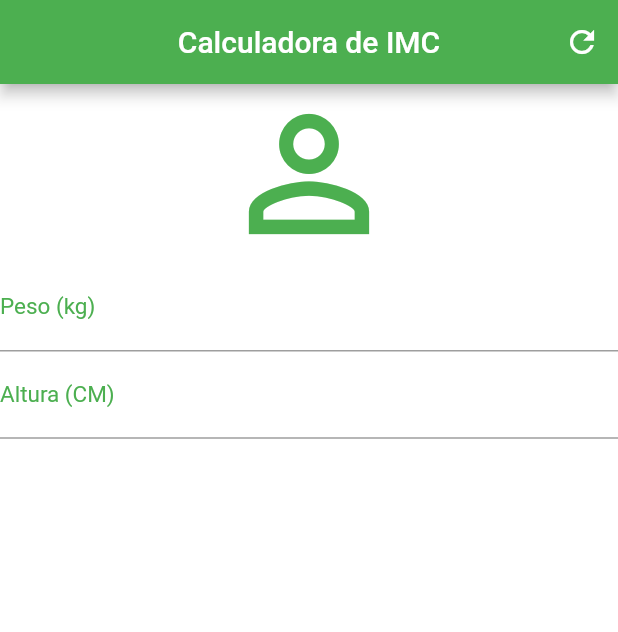
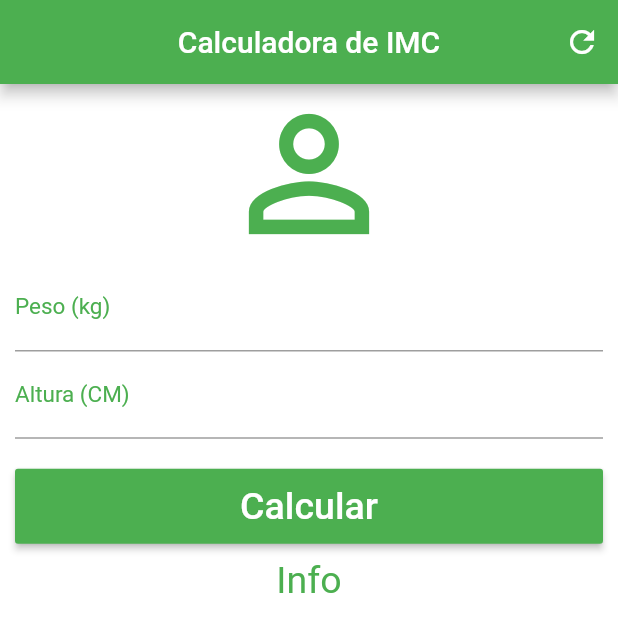
Before and after one commit to jacksonzacarias/calculadora_imc, a Flutter app: the screen it shows after launch, on a phone screen of 412 x 824 dp. Shown: the top 632 px of the screen. Run offline on Flutter 3.47's test engine with Material 2 defaults, Android fonts, the phone set to English and light mode, and no system bars.

```diff
--- a/lib/main.dart
+++ b/lib/main.dart
@@ -1,16 +1,12 @@
 import 'package:flutter/material.dart';
 
-
-
-void main (){
+void main() {
   runApp(MaterialApp(
     home: Home(),
   ));
 }
 
 class Home extends StatefulWidget {
-
-
   @override
   _HomeState createState() => _HomeState();
 }
@@ -20,39 +16,61 @@ class _HomeState extends State<Home> {
   Widget build(BuildContext context) {
     return Scaffold(
       appBar: AppBar(
-        title: const Text("Calculadora de IMC"),
+        title:const Text("Calculadora de IMC"),
         centerTitle: true,
         backgroundColor: Colors.green,
-        actions: <Widget> [
-          IconButton(icon: Icon(Icons.refresh),
-            onPressed: () {}, )
+        actions: <Widget>[
+          IconButton(
+            icon: Icon(Icons.refresh),
+            onPressed: () {},
+          )
         ],
       ),
       backgroundColor: Colors.white,
-      body: Column(
+      body: SingleChildScrollView(
+        padding: EdgeInsets.fromLTRB(10.0, 0.0, 10.0, 0.0),
+        child: Column(
         crossAxisAlignment: CrossAxisAlignment.stretch,
-        children: const <Widget>[
+        children:  <Widget>[
           Icon(Icons.person_outline, size: 120.0, color: Colors.green),
-          TextField(keyboardType: TextInputType.number,
-          decoration:  InputDecoration(
-            labelText: "Peso (kg)",
-            labelStyle: TextStyle(fontSize: 15.0, color: Colors.green)
+          TextField(
+            keyboardType: TextInputType.number,
+            decoration: InputDecoration(
+                labelText: "Peso (kg)",
+                labelStyle: TextStyle(fontSize: 15.0, color: Colors.green)),
+            textAlign: TextAlign.center,
+            style: TextStyle(
+              color: Colors.green,
+            ),
           ),
-          textAlign: TextAlign.center,
-          style: TextStyle(color: Colors.green,
+          TextField(
+            keyboardType: TextInputType.number,
+            decoration: InputDecoration(
+                labelText: "Altura (CM)",
+                labelStyle: TextStyle(fontSize: 15.0, color: Colors.green)),
+            textAlign: TextAlign.center,
+            style: TextStyle(color: Colors.green),
+          ),
+          Padding(padding: EdgeInsets.only(top: 20.0, bottom: 10.0),
+            child: Container(
+            height: 50.0,
+            //width: 70.0,
+            child: RaisedButton(
+              onPressed: () {},
+              child: const Text(
+                "Calcular",
+                style: TextStyle(color: Colors.white, fontSize: 25.0),
+              ),
+              color: Colors.green,
+            ),
           ),
           ),
-          TextField(keyboardType: TextInputType.number,
-          decoration:  InputDecoration(
-            labelText: "Altura (CM)",
-            labelStyle: TextStyle(fontSize: 15.0, color: Colors.green)
-          ),
+          const Text("Info",
           textAlign: TextAlign.center,
-          style: TextStyle(color: Colors.green,
-          ),
-          )
+          style: TextStyle(color: Colors.green, fontSize: 25.0),)
         ],
       ),
-    );
+      )
+      );
   }
 }
```
